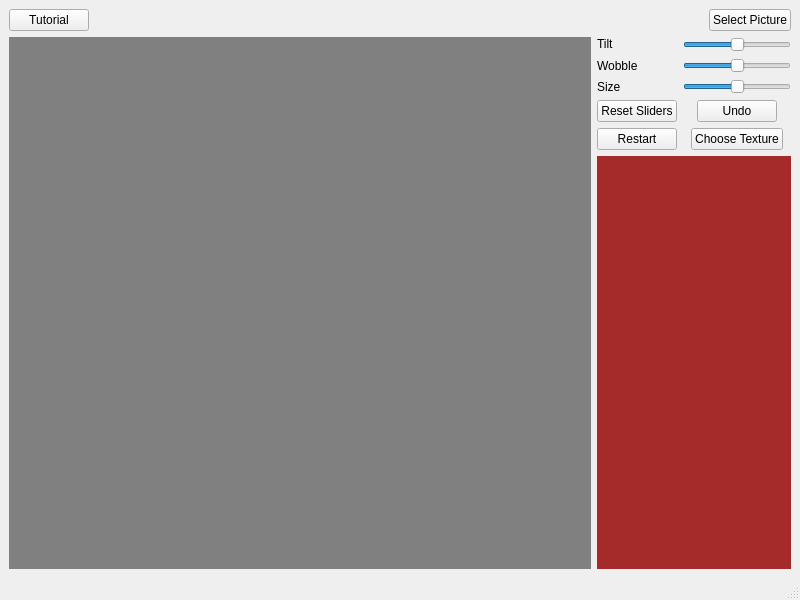
The window that src/mainwindow.ui (jordansz/ConcreteEditor2) describes before a commit, drawn with Qt 5.
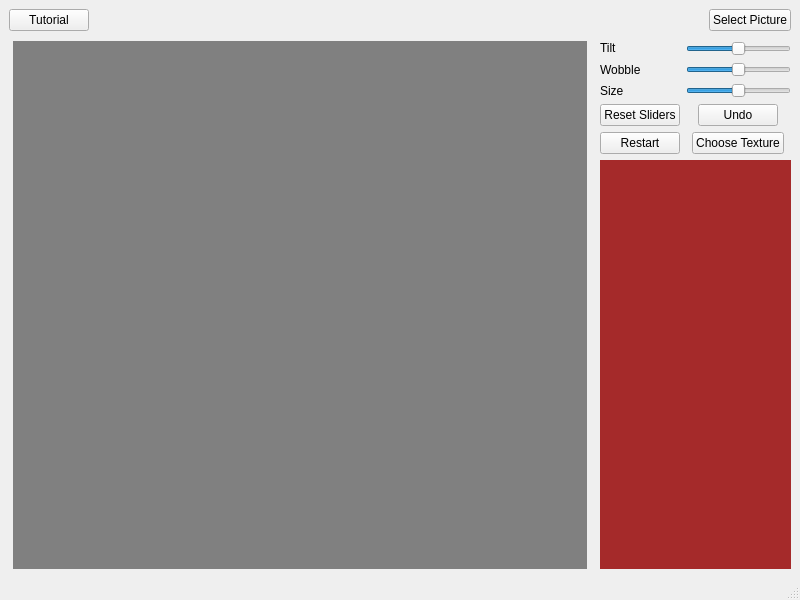
The same window after the commit.

```diff
--- a/src/mainwindow.ui
+++ b/src/mainwindow.ui
@@ -47,6 +47,21 @@
     </item>
     <item>
      <layout class="QHBoxLayout" name="horizontalLayout_2" stretch="3,1">
+      <property name="spacing">
+       <number>13</number>
+      </property>
+      <property name="leftMargin">
+       <number>4</number>
+      </property>
+      <property name="topMargin">
+       <number>4</number>
+      </property>
+      <property name="rightMargin">
+       <number>0</number>
+      </property>
+      <property name="bottomMargin">
+       <number>0</number>
+      </property>
       <item>
        <widget class="QStackedWidget" name="stackedWidget">
         <property name="sizePolicy">
@@ -67,6 +82,9 @@
       </item>
       <item>
        <layout class="QVBoxLayout" name="verticalLayout">
+        <property name="spacing">
+         <number>6</number>
+        </property>
         <item>
          <layout class="QGridLayout" name="gridLayout">
           <item row="4" column="1" alignment="Qt::AlignHCenter">
```
